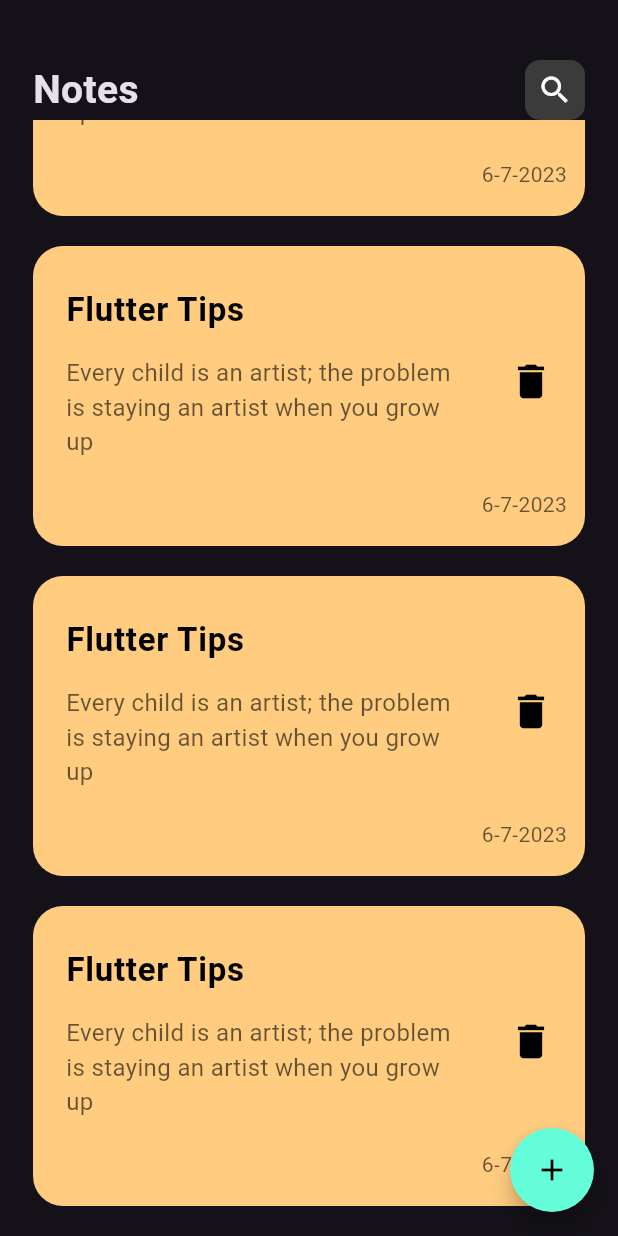
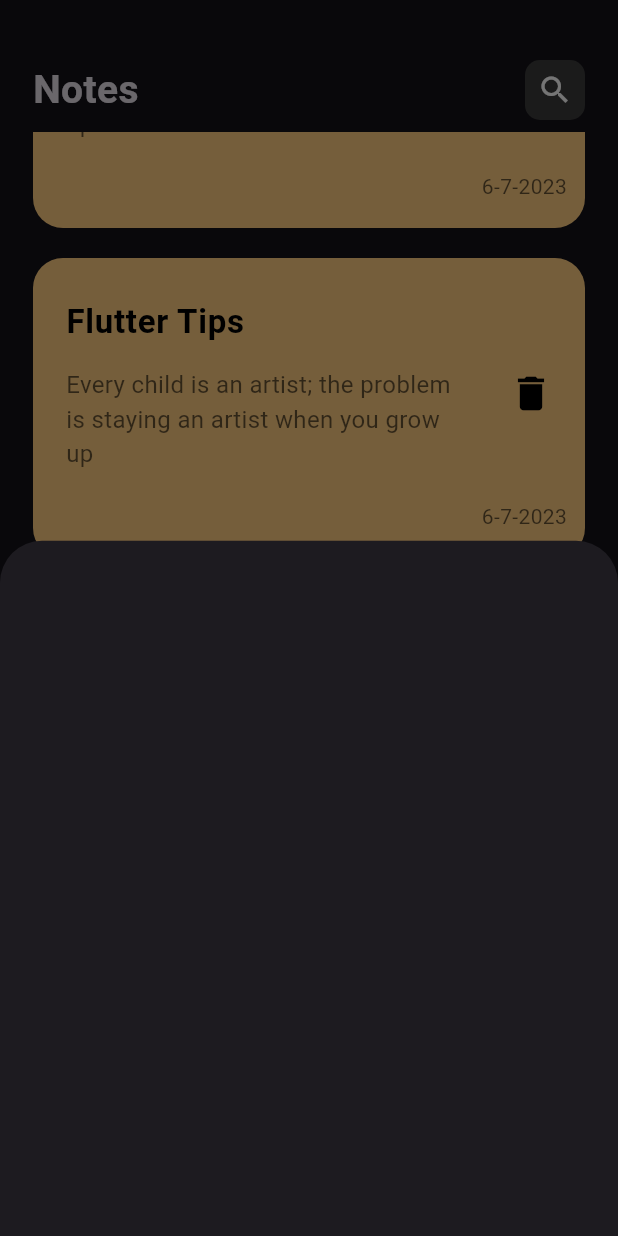
Before and after one commit to AbdoMohamed2001/notes_app, a Flutter app: the screen it shows after launch, scrolled down 576 dp, after a tap on the "add" icon, on a phone screen of 412 x 824 dp. Run offline on Flutter 3.47's test engine with Material 2 defaults, Android fonts, the phone set to English and light mode, and no system bars; Roboto replaces fonts that are missing (Poppins).

Commit message:
create bottom sheet

```diff
--- a/lib/views/home_view.dart
+++ b/lib/views/home_view.dart
@@ -1,4 +1,5 @@
 import 'package:flutter/material.dart';
+import 'package:notes_app/views/widgets/add_note_bottom_sheet.dart';
 import 'package:notes_app/views/widgets/notes_view_body.dart';
 
 class HomePage extends StatelessWidget {
@@ -7,14 +8,20 @@ class HomePage extends StatelessWidget {
   @override
   Widget build(BuildContext context) {
     return Scaffold(
-      floatingActionButton: FloatingActionButton(onPressed: (){},
+      floatingActionButton: FloatingActionButton(onPressed: (){
+
+        showModalBottomSheet(context: context, builder: (context){
+          return const AddNoteBottomSheet();
+        });
+      },
       shape: const RoundedRectangleBorder(
           borderRadius: BorderRadius.all(Radius.circular(30.0))
       ),
-      child: Icon(Icons.add,
+        backgroundColor: Colors.tealAccent,
+      child: const Icon(
+        Icons.add,
       color: Colors.black,
       ),
-        backgroundColor: Colors.tealAccent,
       ),
       body: const NotesViewBody(),
     );
--- /dev/null
+++ b/lib/views/widgets/add_note_bottom_sheet.dart
@@ -0,0 +1,10 @@
+import 'package:flutter/material.dart';
+
+class AddNoteBottomSheet extends StatelessWidget {
+  const AddNoteBottomSheet({Key? key}) : super(key: key);
+
+  @override
+  Widget build(BuildContext context) {
+    return Container();
+  }
+}
--- a/lib/views/widgets/notes_list_view.dart
+++ b/lib/views/widgets/notes_list_view.dart
@@ -6,10 +6,14 @@ class NotesListView extends StatelessWidget {
 
   @override
   Widget build(BuildContext context) {
-    return ListView.separated(
-      itemBuilder: (context,index)=> const CustomNoteItem(),
-      itemCount: 10,
-      separatorBuilder: (context,index)=> const SizedBox(height: 20,),
+    return Padding(
+      padding: const EdgeInsets.symmetric(vertical: 8.0),
+      child: ListView.separated(
+        padding: EdgeInsets.zero,
+        itemBuilder: (context,index)=> const CustomNoteItem(),
+        itemCount: 10,
+        separatorBuilder: (context,index)=> const SizedBox(height: 20,),
+      ),
     );
   }
 }
```
